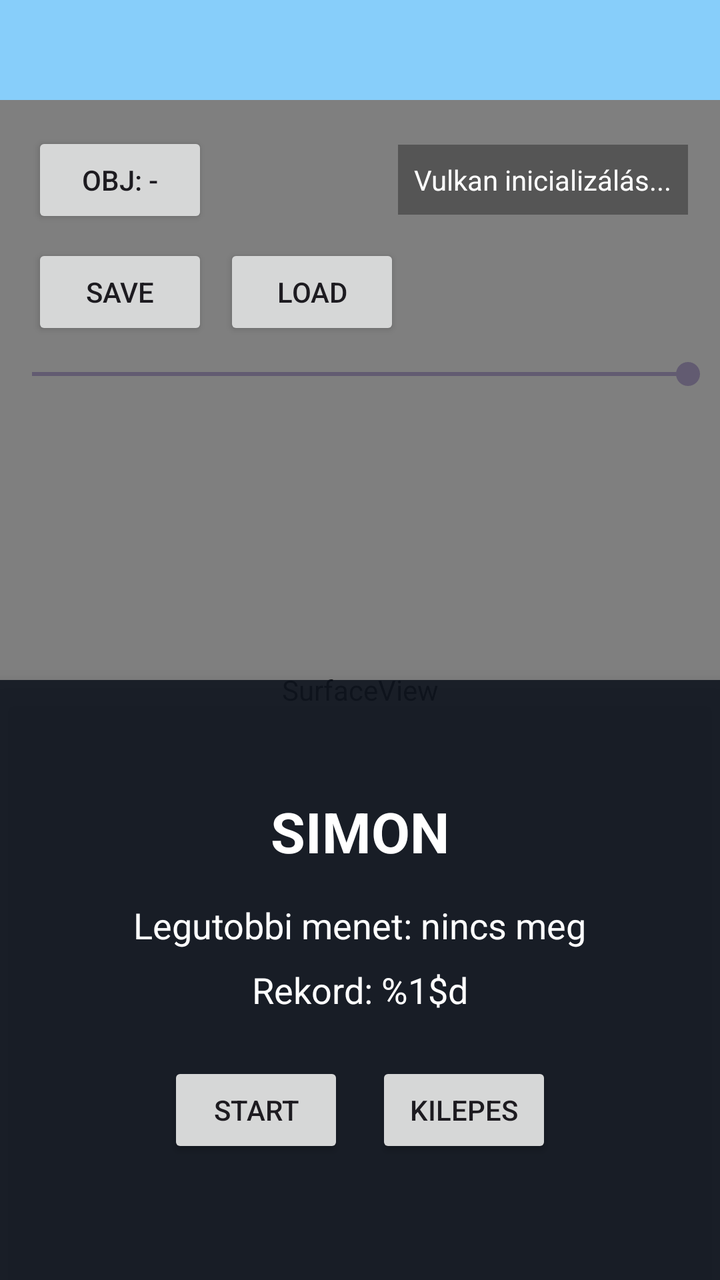
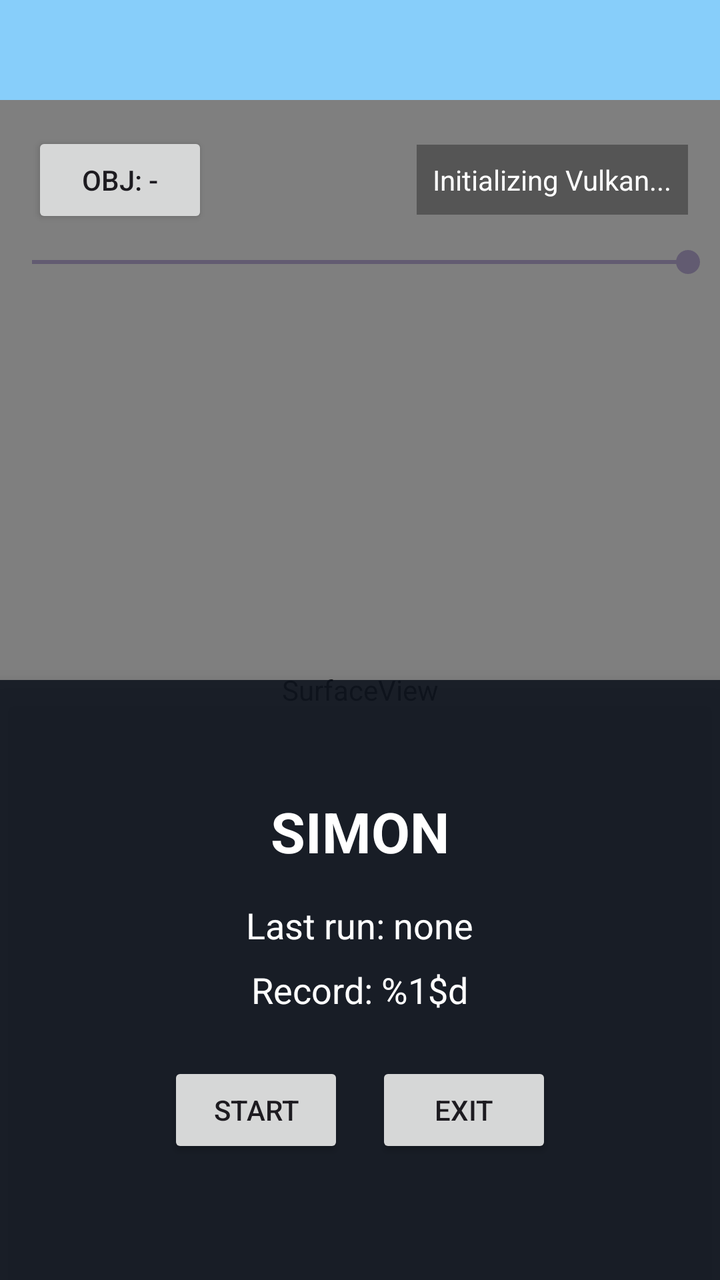

An Android layout rendered at two revisions. The XML below is the earlier revision; the diff shows what the commit changed to produce the second picture.
<!-- AndroidManifest.xml: application theme Theme.SimonApp -->
<!-- res/layout/activity_main.xml -->
<?xml version="1.0" encoding="utf-8"?>
<LinearLayout xmlns:android="http://schemas.android.com/apk/res/android"
    xmlns:tools="http://schemas.android.com/tools"
    android:id="@+id/main"
    android:layout_width="match_parent"
    android:layout_height="match_parent"
    android:orientation="vertical"
    tools:context=".MainActivity">

    <FrameLayout
        android:id="@+id/ad_container"
        android:layout_width="match_parent"
        android:layout_height="@dimen/ad_container_height"
        android:background="@color/ad_container_background"
        android:importantForAccessibility="no" />

    <FrameLayout
        android:id="@+id/game_container"
        android:layout_width="match_parent"
        android:layout_height="0dp"
        android:layout_weight="1">

        <SurfaceView
            android:id="@+id/vulkan_surface"
            android:layout_width="match_parent"
            android:layout_height="match_parent" />

        <LinearLayout
            android:id="@+id/top_overlay_controls"
            android:layout_width="match_parent"
            android:layout_height="wrap_content"
            android:layout_gravity="top"
            android:layout_marginTop="16dp"
            android:orientation="vertical">

            <LinearLayout
                android:layout_width="match_parent"
                android:layout_height="wrap_content"
                android:layout_marginStart="16dp"
                android:layout_marginEnd="16dp"
                android:gravity="center_vertical"
                android:orientation="horizontal">

                <Button
                    android:id="@+id/button"
                    android:layout_width="wrap_content"
                    android:layout_height="wrap_content"
                    android:text="Obj: -" />

                <View
                    android:layout_width="0dp"
                    android:layout_height="1dp"
                    android:layout_weight="1" />

                <TextView
                    android:id="@+id/status_text"
                    android:layout_width="wrap_content"
                    android:layout_height="wrap_content"
                    android:background="#55000000"
                    android:padding="8dp"
                    android:text="@string/vulkan_initializing"
                    android:textColor="#FFFFFF" />

            </LinearLayout>

            <LinearLayout
                android:layout_width="wrap_content"
                android:layout_height="wrap_content"
                android:layout_marginStart="16dp"
                android:layout_marginTop="8dp"
                android:layout_marginEnd="16dp"
                android:orientation="horizontal">

                <Button
                    android:id="@+id/save_button"
                    android:layout_width="wrap_content"
                    android:layout_height="wrap_content"
                    android:text="@string/save_button_label" />

                <Button
                    android:id="@+id/load_button"
                    android:layout_width="wrap_content"
                    android:layout_height="wrap_content"
                    android:layout_marginStart="8dp"
                    android:text="@string/load_button_label" />

            </LinearLayout>

            <SeekBar
                android:id="@+id/button_volume_seekbar"
                android:layout_width="match_parent"
                android:layout_height="wrap_content"
                android:layout_marginTop="8dp"
                android:contentDescription="@string/button_volume_seekbar_description"
                android:max="100"
                android:progress="100" />

        </LinearLayout>

        <LinearLayout
            android:id="@+id/game_menu_overlay"
            android:layout_width="match_parent"
            android:layout_height="@dimen/game_menu_overlay_min_height"
            android:layout_gravity="bottom"
            android:background="@color/game_menu_overlay_background"
            android:clickable="true"
            android:elevation="8dp"
            android:focusable="true"
            android:gravity="center"
            android:orientation="vertical"
            android:paddingStart="24dp"
            android:paddingTop="20dp"
            android:paddingEnd="24dp"
            android:paddingBottom="24dp">

            <TextView
                android:id="@+id/game_menu_title"
                android:layout_width="wrap_content"
                android:layout_height="wrap_content"
                android:text="@string/game_menu_title"
                android:textColor="@color/game_menu_overlay_text"
                android:textSize="28sp"
                android:textStyle="bold" />

            <TextView
                android:id="@+id/last_result_text"
                android:layout_width="wrap_content"
                android:layout_height="wrap_content"
                android:layout_marginTop="16dp"
                android:text="@string/game_menu_no_last_result"
                android:textColor="@color/game_menu_overlay_text"
                android:textSize="18sp" />

            <TextView
                android:id="@+id/record_text"
                android:layout_width="wrap_content"
                android:layout_height="wrap_content"
                android:layout_marginTop="8dp"
                android:text="@string/game_menu_record"
                android:textColor="@color/game_menu_overlay_text"
                android:textSize="18sp" />

            <LinearLayout
                android:layout_width="wrap_content"
                android:layout_height="wrap_content"
                android:layout_marginTop="24dp"
                android:gravity="center"
                android:orientation="horizontal">

                <Button
                    android:id="@+id/start_game_button"
                    android:layout_width="wrap_content"
                    android:layout_height="wrap_content"
                    android:text="@string/game_start_button_label" />

                <Button
                    android:id="@+id/exit_game_button"
                    android:layout_width="wrap_content"
                    android:layout_height="wrap_content"
                    android:layout_marginStart="16dp"
                    android:text="@string/game_exit_button_label" />

            </LinearLayout>

        </LinearLayout>

    </FrameLayout>

</LinearLayout>
<!-- resources referenced by this layout -->
<resources>
  <color name="ad_container_background">#87CEFA</color>
  <color name="game_menu_overlay_background">#E6101620</color>
  <color name="game_menu_overlay_text">#FFFFFFFF</color>
  <dimen name="ad_container_height">50dp</dimen>
  <dimen name="game_menu_overlay_min_height">300dp</dimen>
  <string name="button_volume_seekbar_description">Button volume</string>
  <string name="game_exit_button_label">KILEPES</string>
  <string name="game_menu_no_last_result">Legutobbi menet: nincs meg</string>
  <string name="game_menu_record">Rekord: %1$d</string>
  <string name="game_menu_title">SIMON</string>
  <string name="game_start_button_label">START</string>
  <string name="load_button_label">LOAD</string>
  <string name="save_button_label">SAVE</string>
  <string name="vulkan_initializing">Vulkan inicializálás...</string>
  <style name="Theme.SimonApp" parent="Base.Theme.SimonApp" />
  <style name="Base.Theme.SimonApp" parent="Theme.Material3.DayNight.NoActionBar">
          
          
      </style>
</resources>

<!-- the commit's change to res/layout/activity_main.xml (unified diff, before → after) -->
@@ -60,29 +60,6 @@
                     android:padding="8dp"
                     android:text="@string/vulkan_initializing"
                     android:textColor="#FFFFFF" />
-
-            </LinearLayout>
-
-            <LinearLayout
-                android:layout_width="wrap_content"
-                android:layout_height="wrap_content"
-                android:layout_marginStart="16dp"
-                android:layout_marginTop="8dp"
-                android:layout_marginEnd="16dp"
-                android:orientation="horizontal">
-
-                <Button
-                    android:id="@+id/save_button"
-                    android:layout_width="wrap_content"
-                    android:layout_height="wrap_content"
-                    android:text="@string/save_button_label" />
-
-                <Button
-                    android:id="@+id/load_button"
-                    android:layout_width="wrap_content"
-                    android:layout_height="wrap_content"
-                    android:layout_marginStart="8dp"
-                    android:text="@string/load_button_label" />
 
             </LinearLayout>
 
<!-- resource entries referenced after the edit -->
@@ -6,14 +6,12 @@
   <dimen name="ad_container_height">50dp</dimen>
   <dimen name="game_menu_overlay_min_height">300dp</dimen>
   <string name="button_volume_seekbar_description">Button volume</string>
-  <string name="game_exit_button_label">KILEPES</string>
-  <string name="game_menu_no_last_result">Legutobbi menet: nincs meg</string>
-  <string name="game_menu_record">Rekord: %1$d</string>
+  <string name="game_exit_button_label">EXIT</string>
+  <string name="game_menu_no_last_result">Last run: none</string>
+  <string name="game_menu_record">Record: %1$d</string>
   <string name="game_menu_title">SIMON</string>
   <string name="game_start_button_label">START</string>
-  <string name="load_button_label">LOAD</string>
-  <string name="save_button_label">SAVE</string>
-  <string name="vulkan_initializing">Vulkan inicializálás...</string>
+  <string name="vulkan_initializing">Initializing Vulkan...</string>
   <style name="Theme.SimonApp" parent="Base.Theme.SimonApp" />
   <style name="Base.Theme.SimonApp" parent="Theme.Material3.DayNight.NoActionBar">
           
